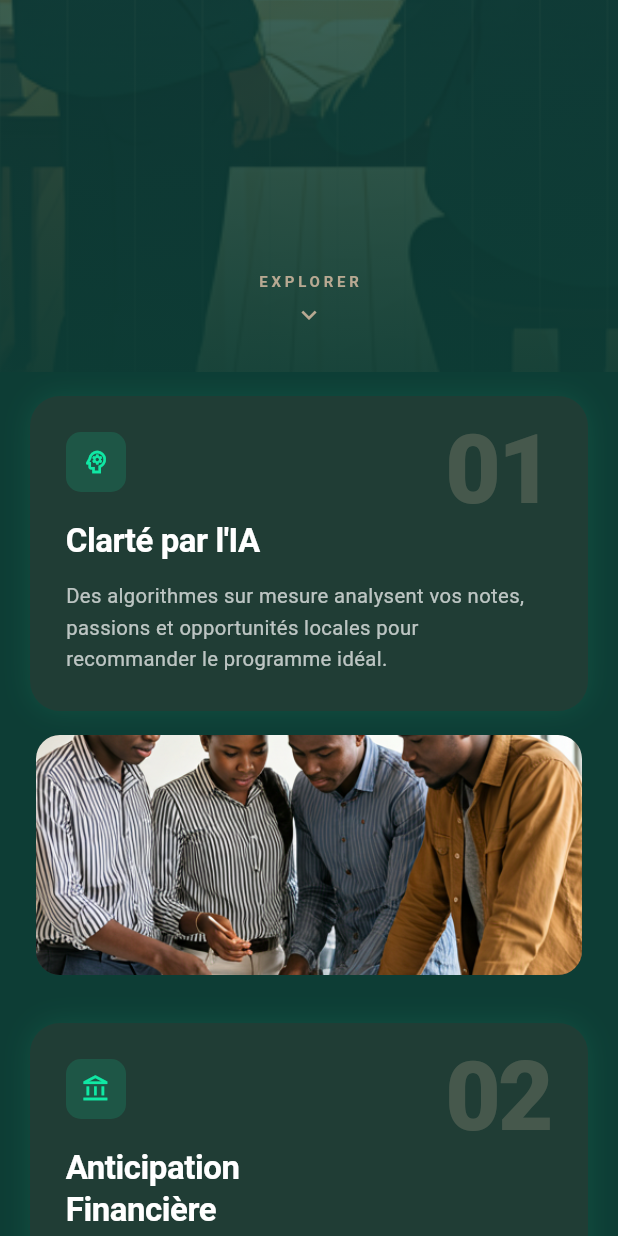
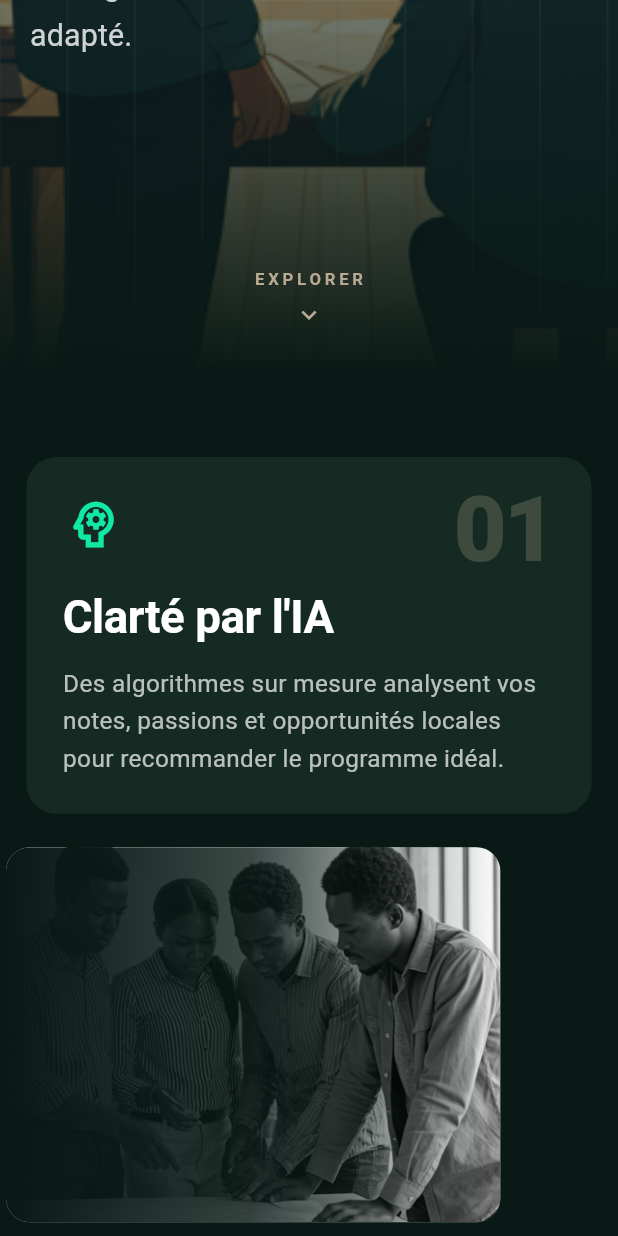
Before and after one commit to ScholarWayEPL/frontendMobile-, a Flutter app: the screen it shows after launch, scrolled down 576 dp, on a phone screen of 412 x 824 dp. Run offline on Flutter 3.47's test engine with Material 3 defaults, Android fonts, the phone set to English and light mode, and no system bars; our stand-ins replace dartz, dio, equatable, flutter_riverpod, flutter_screenutil, internet_connection_checker_plus and 2 more.

Commit message:
Onboarding Screen

```diff
--- a/lib/features/auth/presentation/screens/login_screen.dart
+++ b/lib/features/auth/presentation/screens/login_screen.dart
@@ -137,7 +137,7 @@ class _LoginScreenState extends ConsumerState<LoginScreen> {
   /// Carte de formulaire avec bordure gradient
   Widget _buildFormCard(bool isLoading) {
     return Container(
-      margin: EdgeInsets.symmetric(horizontal: 20.w),
+      margin: EdgeInsets.symmetric(horizontal: 15.w),
       width: double.infinity,
       decoration: BoxDecoration(
         color: Color.fromARGB(255, 19, 35, 38),
@@ -266,7 +266,7 @@ class _LoginScreenState extends ConsumerState<LoginScreen> {
                   children: [
                     AuthSocialButton(
                       label: 'Google',
-
+                      textIcon: "G",
                       onPressed: () {
                         // TODO: Google sign in
                       },
--- a/lib/features/auth/presentation/screens/register_screen.dart
+++ b/lib/features/auth/presentation/screens/register_screen.dart
@@ -1,5 +1,4 @@
 import 'package:flutter/material.dart';
-import '../widgets/auth_widgets.dart';
 import '../widgets/register/shared_widgets.dart';
 import 'register_steps/academic_background_step.dart';
 import 'register_steps/budget_simulation_step.dart';
@@ -69,7 +68,7 @@ class _RegisterScreenState extends State<RegisterScreen> {
   @override
   Widget build(BuildContext context) {
     return Scaffold(
-      backgroundColor: AuthColors.background,
+      backgroundColor: const Color.fromARGB(255, 11, 25, 24),
       body: Column(
         children: [
           // En-tête avec indicateur de progression
--- a/lib/features/onboarding/presentation/screens/onboarding_screen.dart
+++ b/lib/features/onboarding/presentation/screens/onboarding_screen.dart
@@ -6,6 +6,8 @@ import '../widgets/onboarding_hero_section.dart';
 import '../widgets/onboarding_feature_card.dart';
 import '../widgets/onboarding_partners.dart';
 import '../widgets/onboarding_footer.dart';
+import '../../../auth/presentation/widgets/auth_widgets.dart';
+import 'package:flutter_screenutil/flutter_screenutil.dart';
 
 class OnboardingScreen extends StatefulWidget {
   const OnboardingScreen({super.key});
@@ -71,7 +73,7 @@ class _OnboardingScreenState extends State<OnboardingScreen> {
   @override
   Widget build(BuildContext context) {
     return Scaffold(
-      backgroundColor: const Color(0xFF0D3D35),
+      backgroundColor: AuthColors.background,
       body:
         CustomScrollView(
           controller: _scrollController,
@@ -83,6 +85,9 @@ class _OnboardingScreenState extends State<OnboardingScreen> {
                   SafeArea(child: OnboardingHeader(onLoginTap: _onLoginTap)),
                 ],
               ),
+            ),
+            SliverToBoxAdapter(
+              child: SizedBox(height: 40.h),
             ),
             SliverList(
               delegate: SliverChildBuilderDelegate((context, index) {
--- a/lib/features/onboarding/presentation/widgets/onboarding_feature_card.dart
+++ b/lib/features/onboarding/presentation/widgets/onboarding_feature_card.dart
@@ -1,5 +1,7 @@
 import 'package:flutter/material.dart';
+import 'package:flutter_screenutil/flutter_screenutil.dart';
 import '../../domain/entities/onboarding_feature.dart';
+import '../../../auth/presentation/widgets/auth_widgets.dart';
 
 class OnboardingFeatureCard extends StatelessWidget {
   final OnboardingFeature feature;
@@ -9,19 +11,20 @@ class OnboardingFeatureCard extends StatelessWidget {
   @override
   Widget build(BuildContext context) {
     return Container(
-      margin: const EdgeInsets.symmetric(vertical: 16, horizontal: 20),
+      margin: const EdgeInsets.symmetric(vertical: 16),
       child: Column(
         crossAxisAlignment: CrossAxisAlignment.start,
         children: [
           Container(
+            margin: EdgeInsets.symmetric(horizontal: 16.w),
             width: double.infinity,
-            padding: const EdgeInsets.all(24),
+            padding: EdgeInsets.all(24.h),
             decoration: BoxDecoration(
-              color: const Color.fromARGB(255, 32, 61, 53),
-              borderRadius: BorderRadius.circular(20),
+              color: const Color.fromARGB(255, 21, 42, 34),
+              borderRadius: BorderRadius.circular(20.r),
               boxShadow: [
                 BoxShadow(
-                  color: Color.fromARGB(255, 22, 99, 77).withOpacity(0.5),
+                  color: Colors.black.withOpacity(0.1),
                   blurRadius: 16,
                   offset: const Offset(0, 0),
                 ),
@@ -33,25 +36,17 @@ class OnboardingFeatureCard extends StatelessWidget {
                 Row(
                   crossAxisAlignment: CrossAxisAlignment.start,
                   children: [
-                    Container(
-                      width: 40,
-                      height: 40,
-                      decoration: BoxDecoration(
-                        color: const Color(0xFF10E8A4).withOpacity(0.15),
-                        borderRadius: BorderRadius.circular(10),
-                      ),
-                      child: Icon(
+                    Icon(
                       _getIconData(feature.icon),
                       color: const Color(0xFF10E8A4),
-                        size: 20,
-                      ),
+                      size: 40.h,
                     ),
                     const Spacer(),
                     Text(
                       feature.number,
                       style: TextStyle(
                         color: const Color(0xFFB8A992).withOpacity(0.25),
-                        fontSize: 64,
+                        fontSize: 60.sp,
                         fontWeight: FontWeight.w900,
                         height: 0.8,
                         letterSpacing: -2,
@@ -59,12 +54,12 @@ class OnboardingFeatureCard extends StatelessWidget {
                     ),
                   ],
                 ),
-                const SizedBox(height: 8),
+                SizedBox(height: 15.h),
                 Text(
                   feature.title,
-                  style: const TextStyle(
+                  style: TextStyle(
                     color: Colors.white,
-                    fontSize: 22,
+                    fontSize: 30.sp,
                     fontWeight: FontWeight.w700,
                     height: 1.25,
                     letterSpacing: -0.3,
@@ -75,7 +70,7 @@ class OnboardingFeatureCard extends StatelessWidget {
                   feature.description,
                   style: TextStyle(
                     color: Colors.white.withOpacity(0.7),
-                    fontSize: 13.5,
+                    fontSize: 16.sp,
                     height: 1.55,
                     fontWeight: FontWeight.w400,
                   ),
@@ -84,21 +79,53 @@ class OnboardingFeatureCard extends StatelessWidget {
             ),
           ),
           if (feature.imageUrl != null && feature.imageUrl!.isNotEmpty) ...[
-            const SizedBox(height: 16),
+            SizedBox(height: 22.h),
             Padding(
               padding: const EdgeInsets.symmetric(horizontal: 4),
               child: ClipRRect(
                 borderRadius: BorderRadius.circular(16),
                 child: Container(
-                  height: 160,
-                  width: double.infinity,
+                  height: 250,
+                  width: MediaQuery.of(context).size.width * 0.8,
                   color: const Color(0xFF2A3A35),
+                  child: Stack(
+                    children: [
+                      // Image en noir et blanc
+                      ColorFiltered(
+                        colorFilter: const ColorFilter.mode(
+                          Colors.grey,
+                          BlendMode.saturation,
+                        ),
+                        child: SizedBox.expand(
                           child: Image.asset(
                             feature.imageUrl!,
                             fit: BoxFit.cover,
+                            alignment: Alignment.center,
                             errorBuilder: (context, error, stackTrace) {
                               return _buildPlaceholderImage();
                             },
+                          ),
+                        ),
+                      ),
+
+                      Container(
+                        decoration: BoxDecoration(
+                          gradient: LinearGradient(
+                            begin: Alignment.centerLeft,
+                            end: Alignment.centerRight,
+                            stops: const [0.0, 0.5, 1.0],
+                            colors: [
+                              // Bas très opaque pour fondre avec la page
+                              AuthColors.background.withAlpha(255),
+                              // Milieu semi-transparent pour laisser transparaître l'image
+                              AuthColors.background.withAlpha(200),
+                              // Haut transparent
+                              AuthColors.background.withAlpha(0),
+                            ],
+                          ),
+                        ),
+                      ),
+                    ],
                   ),
                 ),
               ),
--- a/lib/features/onboarding/presentation/widgets/onboarding_hero_section.dart
+++ b/lib/features/onboarding/presentation/widgets/onboarding_hero_section.dart
@@ -1,4 +1,6 @@
 import 'package:flutter/material.dart';
+import 'package:flutter_screenutil/flutter_screenutil.dart';
+import '../../../auth/presentation/widgets/auth_widgets.dart';
 
 class OnboardingHeroSection extends StatelessWidget {
   final VoidCallback onExplore;
@@ -16,29 +18,44 @@ class OnboardingHeroSection extends StatelessWidget {
       child: Stack(
         children: [
           Positioned.fill(
-            child: Image.asset(
+                child: Image.asset(
               'assets/images/onboarding0.png',
               fit: BoxFit.cover,
               errorBuilder: (context, error, stackTrace) {
                 return Container(
-                  color: const Color(0xFF0D3D35),
+                  color: AuthColors.background,
                   child: CustomPaint(painter: VerticalLinesPainter()),
                 );
               },
             ),
           ),
           Positioned.fill(child: CustomPaint(painter: VerticalLinesPainter())),
+          // Gradient overlay that fades the image into the page background.
+          // Keep the top strongly opaque so the header remains visible.
           Container(
             decoration: BoxDecoration(
               gradient: LinearGradient(
                 begin: Alignment.topCenter,
                 end: Alignment.bottomCenter,
-                stops: const [0.0, 0.15, 0.5, 1.0],
+                stops: const [0.0, 0.12, 0.5, 1.0],
                 colors: [
-                  const Color(0xFF0D3D35).withOpacity(0.85),
-                  const Color(0xFF0D3D35).withOpacity(0.2),
-                  const Color(0xFF0D3D35).withOpacity(0.7),
-                  const Color(0xFF0D3D35).withOpacity(0.95),
+
+                    Color.fromARGB(
+                      (0.95 * 255).round(),
+                      (AuthColors.background.value >> 16) & 0xFF,
+                      (AuthColors.background.value >> 8) & 0xFF,
+                      AuthColors.background.value & 0xFF),
+                    Color.fromARGB(
+                      (0.60 * 255).round(),
+                      (AuthColors.background.value >> 16) & 0xFF,
+                      (AuthColors.background.value >> 8) & 0xFF,
+                      AuthColors.background.value & 0xFF),
+                    Color.fromARGB(
+                      (0.28 * 255).round(),
+                      (AuthColors.background.value >> 16) & 0xFF,
+                      (AuthColors.background.value >> 8) & 0xFF,
+                      AuthColors.background.value & 0xFF),
+                  AuthColors.background,
                 ],
               ),
             ),
@@ -54,7 +71,7 @@ class OnboardingHeroSection extends StatelessWidget {
                   children: [
                     Container(
                       width: 3,
-                      height: 120,
+                      height: 150,
                       margin: const EdgeInsets.only(right: 16),
                       decoration: BoxDecoration(
                         color: const Color(0xFF10E8A4),
@@ -65,21 +82,21 @@ class OnboardingHeroSection extends StatelessWidget {
                       child: Column(
                         crossAxisAlignment: CrossAxisAlignment.start,
                         children: [
-                          const Text(
+                          Text(
                             'LA VOIE À SUIVRE',
                             style: TextStyle(
                               color: Color(0xFF10E8A4),
-                              fontSize: 10,
+                              fontSize: 16.sp,
                               fontWeight: FontWeight.w700,
                               letterSpacing: 2.5,
                             ),
                           ),
-                          const SizedBox(height: 16),
+                          SizedBox(height: 16),
                           RichText(
-                            text: const TextSpan(
+                            text: TextSpan(
                               style: TextStyle(
                                 color: Colors.white,
-                                fontSize: 38,
+                                fontSize: 38.sp,
                                 height: 1.15,
                                 fontWeight: FontWeight.w300,
                                 letterSpacing: -0.5,
@@ -101,12 +118,12 @@ class OnboardingHeroSection extends StatelessWidget {
                     ),
                   ],
                 ),
-                const SizedBox(height: 20),
+                SizedBox(height: 20.h),
                 Text(
                   'Guidez votre transition du lycée à l\'université avec une précision intelligente et un contexte culturel adapté.',
                   style: TextStyle(
-                    color: Colors.white.withOpacity(0.8),
-                    fontSize: 14.5,
+                    color: Color.fromARGB((0.8 * 255).round(), 255, 255, 255),
+                    fontSize: 20.sp,
                     height: 1.65,
                     fontWeight: FontWeight.w400,
                     letterSpacing: 0.1,
@@ -122,7 +139,7 @@ class OnboardingHeroSection extends StatelessWidget {
                           'EXPLORER',
                           style: TextStyle(
                             color: const Color(0xFFB8A992),
-                            fontSize: 10,
+                            fontSize: 11.sp,
                             fontWeight: FontWeight.w700,
                             letterSpacing: 2.5,
                           ),
@@ -151,7 +168,7 @@ class VerticalLinesPainter extends CustomPainter {
   @override
   void paint(Canvas canvas, Size size) {
     final paint = Paint()
-      ..color = const Color(0xFFB8A992).withOpacity(0.15)
+      ..color = Color.fromARGB((0.15 * 255).round(), 0xB8, 0xA9, 0x92)
       ..strokeWidth = 1.5;
 
     const lineSpacing = 45.0;
```
Also changed, not shown: lib/features/auth/presentation/screens/register_steps/academic_background_step.dart (+8 -8 lines), lib/features/auth/presentation/widgets/auth_widgets.dart (+22 -13 lines), lib/features/auth/presentation/widgets/register/bac_series_selector.dart (+56 -20 lines), lib/features/auth/presentation/widgets/register/file_upload_card.dart (+55 -24 lines), lib/features/auth/presentation/widgets/register/shared_widgets.dart (+16 -7 lines), lib/features/onboarding/presentation/widgets/onboarding_header.dart (+9 -8 lines). Lines whose indentation alone changed are shown as unchanged.
